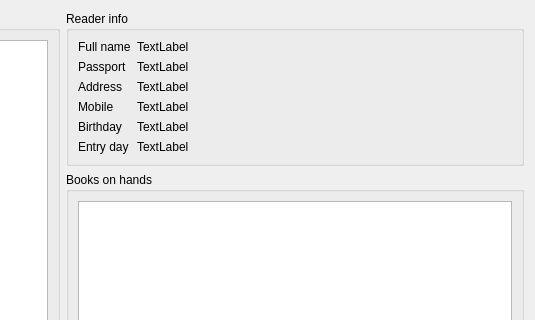
Above: readerinfowidget.ui from neshchereto/Library_management before the change; both pictures show x 231 to 766 and y 0 to 320 of the 766 by 517 pixel window. Below: the same form after it.
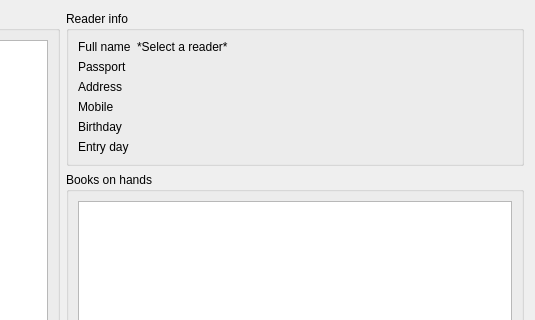
That is the form after the change.

Commit message: ReaderMode(invent.ids remaded) , refractoring

Patch:
```diff
--- a/readerinfowidget.ui
+++ b/readerinfowidget.ui
@@ -59,7 +59,7 @@
         <item row="0" column="1">
          <widget class="QLabel" name="fullNameLabel">
           <property name="text">
-           <string>TextLabel</string>
+           <string>*Select a reader*</string>
           </property>
          </widget>
         </item>
@@ -76,7 +76,7 @@
         <item row="1" column="1">
          <widget class="QLabel" name="passportLabel">
           <property name="text">
-           <string>TextLabel</string>
+           <string/>
           </property>
          </widget>
         </item>
@@ -93,7 +93,7 @@
         <item row="2" column="1">
          <widget class="QLabel" name="addressLabel">
           <property name="text">
-           <string>TextLabel</string>
+           <string/>
           </property>
          </widget>
         </item>
@@ -119,7 +119,7 @@
         <item row="3" column="1">
          <widget class="QLabel" name="mobileLabel">
           <property name="text">
-           <string>TextLabel</string>
+           <string/>
           </property>
          </widget>
         </item>
@@ -139,7 +139,7 @@
         <item row="4" column="1">
          <widget class="QLabel" name="birthDayLabel">
           <property name="text">
-           <string>TextLabel</string>
+           <string/>
           </property>
          </widget>
         </item>
@@ -153,7 +153,7 @@
         <item row="5" column="1">
          <widget class="QLabel" name="entryDayLabel">
           <property name="text">
-           <string>TextLabel</string>
+           <string/>
           </property>
          </widget>
         </item>
```
The commit also changes 13 other files.
